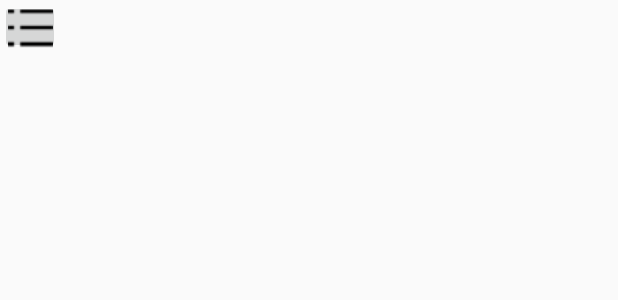
After one commit to Jerryzhao-z/SleepTight, an Android app: the layout topbar.xml on its own in the app's theme, with its tools: preview values and no code run, on a phone screen of 412 x 824 dp. The commit adds this screen. Shown: the top 300 px of the screen. Run offline under Robolectric (Android 15) with nearby library versions, the phone set to English and light mode, and no system bars.

Commit message:
combinaision de branch

```diff
--- a/app/src/main/java/fr/sleeptight/presentation/calendar/iEventInteractor.java
+++ b/app/src/main/java/fr/sleeptight/presentation/calendar/iEventInteractor.java
@@ -3,12 +3,13 @@ package fr.sleeptight.presentation.calendar;
 import java.util.Date;
 
 import fr.sleeptight.data.traitement.EventList;
+import fr.sleeptight.data.traitement.User;
 import rx.Observable;
 /**
  * Created by Zhengrui on 5/17/2016.
  */
 public interface iEventInteractor {
 
-    Observable<EventList> getEventList(String userid, Date time);
+    Observable<EventList> getEventList(final User user, final Date begin, final Date end);
 
 }
--- a/app/src/main/java/fr/sleeptight/presentation/calendar/iEventView.java
+++ b/app/src/main/java/fr/sleeptight/presentation/calendar/iEventView.java
@@ -15,5 +15,5 @@ public interface iEventView {
     void showTime(Date time);
     void showImage(Bitmap image);
     void showImportance(int importance);
-
+    void showEvent(SingleEvent event);
 }
--- a/app/src/main/res/layout/activity_calendar.xml
+++ b/app/src/main/res/layout/activity_calendar.xml
@@ -3,12 +3,14 @@
     xmlns:tools="http://schemas.android.com/tools"
     android:layout_width="match_parent"
     android:layout_height="match_parent"
+    xmlns:app="http://schemas.android.com/apk/res-auto"
     android:orientation="vertical"
     android:weightSum="1">
     <fr.sleeptight.view.Topbar
         android:id="@+id/topbar"
         android:layout_width="wrap_content"
         android:layout_height="46dp"
+        app:topBarTitleText="Calendar"
         ></fr.sleeptight.view.Topbar>
     <fragment
         android:id="@+id/fragmentCalendar"
--- /dev/null
+++ b/app/src/main/res/layout/topbar.xml
@@ -0,0 +1,22 @@
+<?xml version="1.0" encoding="utf-8"?>
+<RelativeLayout xmlns:android="http://schemas.android.com/apk/res/android"
+    android:layout_width="match_parent" android:layout_height="wrap_content">
+
+    <ImageButton
+        android:id="@+id/ib_topbar"
+        android:adjustViewBounds="true"
+        android:maxHeight="40dp"
+        android:maxWidth="40dp"
+        android:layout_width="wrap_content"
+        android:layout_height="wrap_content"
+        android:layout_alignParentLeft="true"
+        android:layout_centerVertical="true"
+        android:src="@drawable/petitmenu" />
+
+    <TextView
+        android:id="@+id/tv_topbar"
+        android:layout_width="wrap_content"
+        android:layout_height="wrap_content"
+        android:layout_centerInParent="true"/>
+
+</RelativeLayout>
```
Also changed, not shown: app/src/main/java/fr/sleeptight/data/traitement/User.java (+59 -1 lines), app/src/main/java/fr/sleeptight/presentation/calendar/BasicEventPresenter.java (added, +41 -0 lines), app/src/main/java/fr/sleeptight/presentation/calendar/EventInteractor.java (added, +30 -0 lines), app/src/main/java/fr/sleeptight/view/Topbar.java (+71 -1 lines), app/src/main/java/fr/sleeptight/view/calendar/EventFragment.java (+40 -5 lines), app/src/main/res/values/attrs.xml (added, +8 -0 lines), app/src/main/res/drawable/menu.png (added), app/src/main/res/drawable/petitmenu.png (added), app/src/main/res/layout/fragment_event.xml (line endings or trailing spaces), 1 other file.
